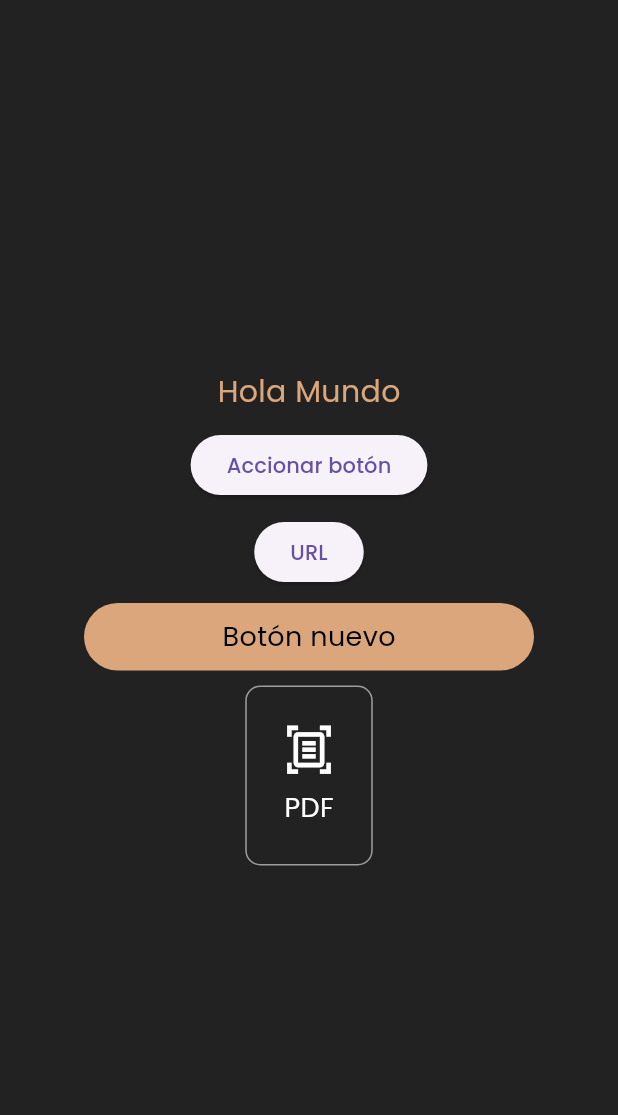
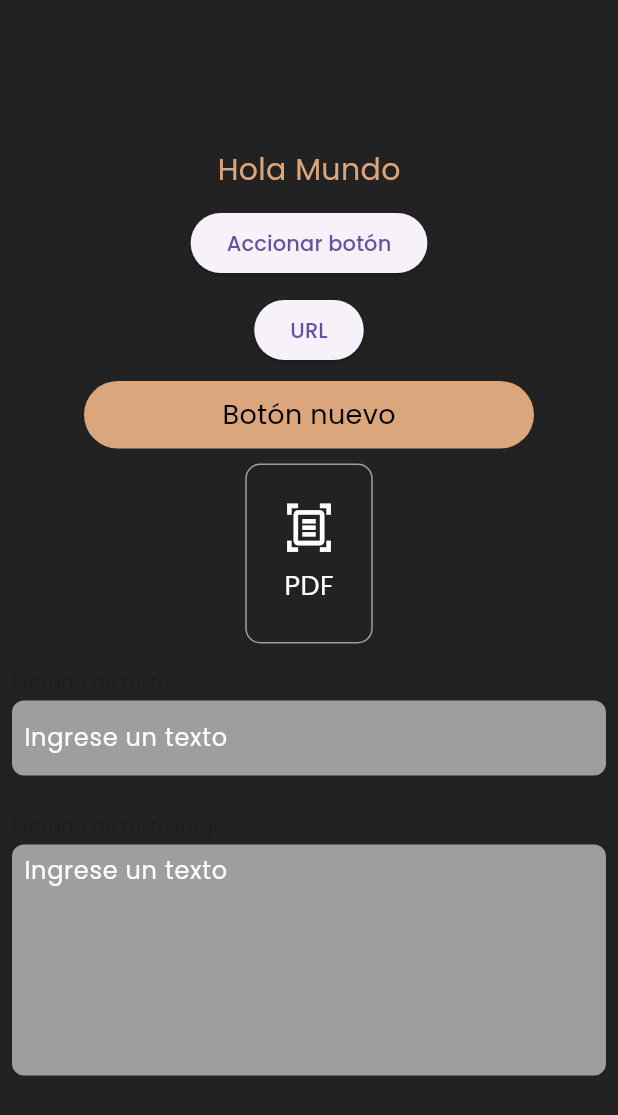
Before and after one commit to G-Jhojan/app_notas, a Flutter app: the screen it shows after launch, on a phone screen of 412 x 824 dp. Shown: the top 1115 px of the screen. Run offline on Flutter 3.47's test engine with Material 3 defaults, Android fonts, the phone set to English and light mode, and no system bars; our stand-ins replace google_fonts, shared_preferences.

Commit message:
Entradas de texto personalizadas

```diff
--- a/lib/src/ui/pages/home_page.dart
+++ b/lib/src/ui/pages/home_page.dart
@@ -1,17 +1,31 @@
 import 'package:app_notas/src/core/controllers/theme_controller.dart';
 import 'package:app_notas/src/ui/widgets/buttons/card_button.dart';
 import 'package:app_notas/src/ui/widgets/buttons/simple_buttons.dart';
+import 'package:app_notas/src/ui/widgets/text_inputs/text_inputs.dart';
 import 'package:flutter/material.dart';
 import 'package:url_launcher/url_launcher_string.dart';
 
 GlobalKey<ScaffoldState> homePageKey = GlobalKey<ScaffoldState>();
 
-class HomePage extends StatelessWidget {
+class HomePage extends StatefulWidget {
    HomePage({super.key});
 
   static const HOME_PAGE_ROUTE = 'home_page';
 
+  @override
+  State<HomePage> createState() => _HomePageState();
+}
 
+class _HomePageState extends State<HomePage> {
+
+  late TextEditingController _controller1;
+  late TextEditingController _controller2;
+  @override
+  void initState() {
+    super.initState();
+    _controller1 = TextEditingController(text: '');
+    _controller2 = TextEditingController(text: '');
+  }
 
   @override
   Widget build(BuildContext context) {
@@ -73,6 +87,16 @@ class HomePage extends StatelessWidget {
                 icon:  Icons.document_scanner_outlined,
                 onPressed: (){},
               ),
+
+              const SizedBox(height: 10),
+
+              TextInput(title: 'Entrada de texto', controller: _controller1,),
+
+              const SizedBox(height: 10),
+
+              LargeTextInput(title: 'Entrada de texto largo', controller: _controller2,),
+
+
             ],
           )
         );
--- /dev/null
+++ b/lib/src/ui/widgets/text_inputs/text_inputs.dart
@@ -0,0 +1,118 @@
+import 'package:flutter/material.dart';
+
+class TextInput extends StatelessWidget {
+
+  final TextEditingController? controller;
+  final String title;
+  final Function(String?)? textEntry;
+
+  const TextInput({
+    super.key,
+    this.controller,
+    this.title = '',
+    this.textEntry
+    });
+
+  @override
+  Widget build(BuildContext context) {
+    return Padding(
+      padding: const EdgeInsets.all(8.0),
+      child: Column(
+        crossAxisAlignment: CrossAxisAlignment.start, //alieanacion horizontal
+        children: [
+          Text(
+            title,
+            style: Theme.of(context).textTheme.bodySmall,
+          ),
+
+          const SizedBox(height: 4,),
+
+          Container(
+            width: double.infinity,
+            height: 50,
+            decoration:  BoxDecoration(
+              borderRadius: BorderRadius.circular(8),
+              color: Colors.grey[500],
+            ),
+
+            child: TextField(
+              controller: controller,
+              decoration: const InputDecoration(
+                contentPadding:  EdgeInsets.symmetric(horizontal: 8),
+                border: InputBorder.none,
+                errorBorder: InputBorder.none,
+                enabledBorder: InputBorder.none,
+                focusedErrorBorder: InputBorder.none,
+                disabledBorder: InputBorder.none,
+                focusedBorder: InputBorder.none,
+                hintText: 'Ingrese un texto',
+                hintStyle: TextStyle(
+                  color: Colors.white
+                )
+              ),
+            ),
+          ),
+        ],
+      ),
+    );
+  }
+}
+
+
+class LargeTextInput extends StatelessWidget {
+
+  final TextEditingController? controller;
+  final String title;
+  final Function(String?)? textEntry;
+
+  const LargeTextInput({
+    super.key,
+    this.controller,
+    this.title = '',
+    this.textEntry
+    });
+
+  @override
+  Widget build(BuildContext context) {
+    return Padding(
+      padding: const EdgeInsets.all(8.0),
+      child: Column(
+        crossAxisAlignment: CrossAxisAlignment.start, //alieanacion horizontal
+        children: [
+          Text(
+            title,
+            style: Theme.of(context).textTheme.bodySmall,
+          ),
+
+          const SizedBox(height: 4,),
+
+          Container(
+            width: double.infinity,
+            decoration:  BoxDecoration(
+              borderRadius: BorderRadius.circular(8),
+              color: Colors.grey[500],
+            ),
+
+            child: TextField(
+              maxLines: 6,
+              controller: controller,
+              decoration: const InputDecoration(
+                contentPadding:  EdgeInsets.symmetric(horizontal: 8, vertical: 5 ),
+                border: InputBorder.none,
+                errorBorder: InputBorder.none,
+                enabledBorder: InputBorder.none,
+                focusedErrorBorder: InputBorder.none,
+                disabledBorder: InputBorder.none,
+                focusedBorder: InputBorder.none,
+                hintText: 'Ingrese un texto',
+                hintStyle: TextStyle(
+                  color: Colors.white
+                )
+              ),
+            ),
+          ),
+        ],
+      ),
+    );
+  }
+}
```
